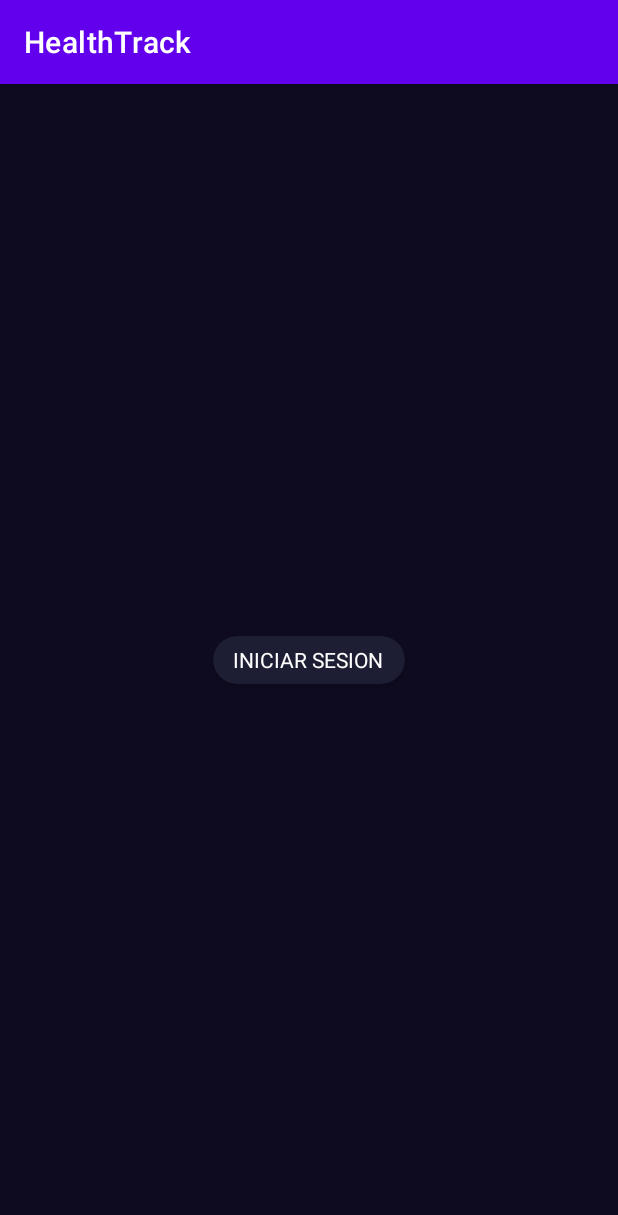
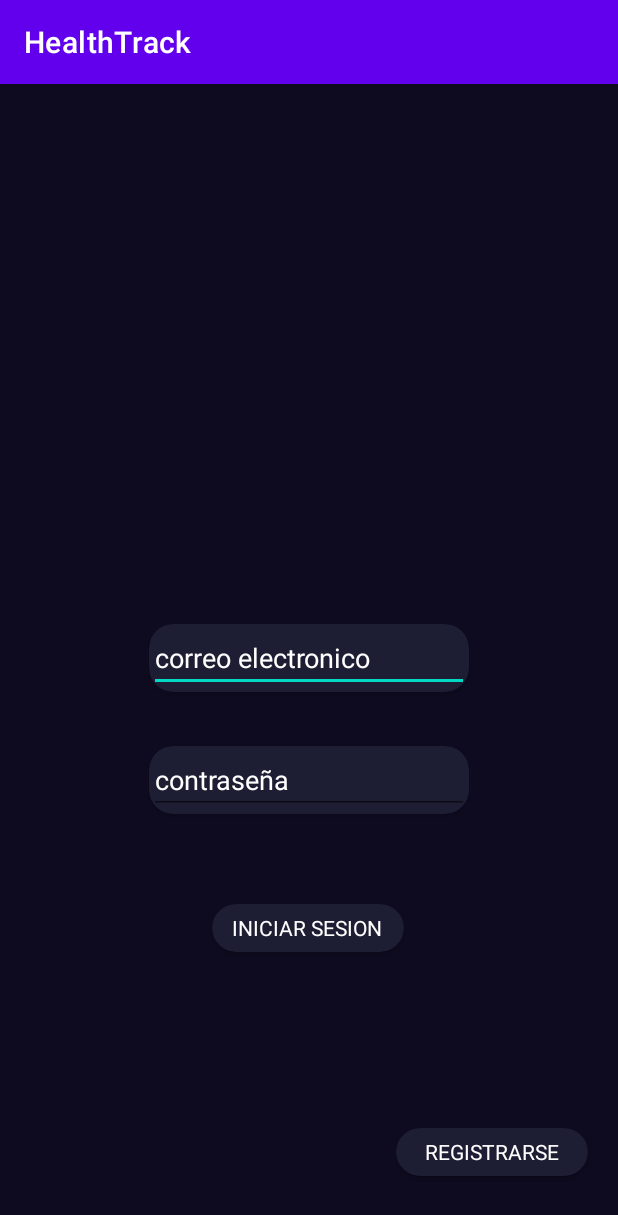
Before and after one commit to javier-manas/CUMN-HealthTrack, an Android app: the screen it shows after launch (MainActivity), on a phone screen of 412 x 824 dp. Shown: the top 1215 px of the screen. Run offline under Robolectric (Android 15) with nearby library versions, the phone set to English and light mode, and no system bars; our stand-ins replace Firebase (no records; nobody signed in at launch, a user with empty details on screens opened directly).

Commit message:
se incluye la feature de autenticacion y de inicio de sesion

```diff
--- a/app/build.gradle
+++ b/app/build.gradle
@@ -1,6 +1,7 @@
 plugins {
     id 'com.android.application'
     id 'org.jetbrains.kotlin.android'
+    id 'com.google.gms.google-services'
 }
 
 android {
@@ -39,7 +40,16 @@ dependencies {
     implementation 'com.google.android.material:material:1.8.0'
     implementation 'androidx.constraintlayout:constraintlayout:2.1.4'
     implementation 'androidx.preference:preference:1.2.0'
+    implementation 'com.google.firebase:firebase-analytics:20.1.2'
+    implementation 'com.google.firebase:firebase-common-ktx:20.3.2'
     testImplementation 'junit:junit:4.13.2'
     androidTestImplementation 'androidx.test.ext:junit:1.1.5'
     androidTestImplementation 'androidx.test.espresso:espresso-core:3.5.1'
+
+    //Import the BoM for teh Firebase platform
+    implementation platform('com.google.firebase:firebase-bom:31.2.3')
+
+    //Add the dependency for the Firebase Authentication library
+    //When using the BoM, you don´t specify versions in Firebase library dependencies
+    implementation 'com.google.firebase:firebase-auth'
 }
--- a/app/src/main/java/com/example/healthtrack/MainActivity.kt
+++ b/app/src/main/java/com/example/healthtrack/MainActivity.kt
@@ -3,13 +3,27 @@ package com.example.healthtrack
 import android.content.Intent
 import androidx.appcompat.app.AppCompatActivity
 import android.os.Bundle
+import android.widget.TextView
+import android.widget.Toast
 import androidx.cardview.widget.CardView
+import com.google.firebase.auth.FirebaseAuth
+
+import com.google.firebase.ktx.Firebase
+import com.google.firebase.ktx.app
+import com.google.firebase.ktx.initialize
+import com.google.firebase.ktx.options
 
 class MainActivity : AppCompatActivity() {
 
     private var usuario: String = "True"
 
+    private lateinit var firebaseAuth: FirebaseAuth
+    private lateinit var authStateListener: FirebaseAuth.AuthStateListener
+
     private lateinit var viewIniciarSesion: CardView
+    private lateinit var etEmailAddress: TextView
+    private lateinit var etPassword: TextView
+
 
     companion object{
         const val USARIO_KEY = "True"
@@ -20,16 +34,21 @@ class MainActivity : AppCompatActivity() {
         setContentView(R.layout.activity_main)
         initComponents()
         initListeners()
+
+
+
     }
 
     private fun initComponents() {
         viewIniciarSesion = findViewById(R.id.viewIniciarSesion)
-
+        etEmailAddress = findViewById(R.id.etEmailAddress)
+        etPassword = findViewById(R.id.etPassword)
+        firebaseAuth = FirebaseAuth.getInstance()
     }
 
     private fun initListeners() {
         viewIniciarSesion.setOnClickListener {
-            navigateToMenu(usuario)
+            signIn(etEmailAddress.text.toString(),etPassword.text.toString())
         }
 
     }
@@ -40,4 +59,20 @@ class MainActivity : AppCompatActivity() {
         startActivity(intent)
     }
 
+    private fun signIn(email: String, password: String){
+        firebaseAuth.signInWithEmailAndPassword(email, password)
+            .addOnCompleteListener (this)  { task ->
+                if (task.isSuccessful){
+                    val user = firebaseAuth.currentUser
+                    Toast.makeText(baseContext,"Usuario y contraseña correctos", Toast.LENGTH_SHORT).show()
+                    navigateToMenu(usuario)
+                }
+                else
+                {
+                    Toast.makeText(baseContext,"Usuario o contraseña no correcto", Toast.LENGTH_SHORT).show()
+                }
+            }
+    }
+
+
 }
--- a/app/src/main/res/layout/activity_main.xml
+++ b/app/src/main/res/layout/activity_main.xml
@@ -14,12 +14,13 @@
         android:layout_height="32dp"
 
 
+        android:layout_marginTop="60dp"
         app:cardBackgroundColor="@color/background_component"
         app:cardCornerRadius="16dp"
-        app:layout_constraintBottom_toBottomOf="parent"
         app:layout_constraintEnd_toEndOf="parent"
+        app:layout_constraintHorizontal_bias="0.498"
         app:layout_constraintStart_toStartOf="parent"
-        app:layout_constraintTop_toTopOf="parent">
+        app:layout_constraintTop_toBottomOf="@+id/viewContraseña">
 
         <androidx.appcompat.widget.LinearLayoutCompat
             android:layout_width="match_parent"
@@ -32,11 +33,89 @@
                 android:layout_width="wrap_content"
                 android:layout_height="wrap_content"
                 android:text="iniciar sesion"
-                android:textColor="@color/colorTexto"
-                android:textAllCaps="true" />
+                android:textAllCaps="true"
+                android:textColor="@color/colorTexto" />
 
         </androidx.appcompat.widget.LinearLayoutCompat>
 
     </androidx.cardview.widget.CardView>
 
+    <androidx.cardview.widget.CardView
+        android:id="@+id/viewCorreoElectronico"
+        android:layout_width="wrap_content"
+        android:layout_height="wrap_content"
+        android:layout_marginTop="360dp"
+        app:cardBackgroundColor="@color/background_component"
+        app:cardCornerRadius="16dp"
+        app:layout_constraintEnd_toEndOf="parent"
+        app:layout_constraintStart_toStartOf="parent"
+        app:layout_constraintTop_toTopOf="parent">
+
+        <EditText
+            android:id="@+id/etEmailAddress"
+            android:layout_width="wrap_content"
+            android:layout_height="wrap_content"
+            android:autofillHints=""
+            android:ems="10"
+            android:hint="correo electronico"
+            android:inputType="textEmailAddress"
+            android:textColor="@color/colorTexto"
+            android:textColorHint="@color/colorTexto" />
+    </androidx.cardview.widget.CardView>
+
+    <androidx.cardview.widget.CardView
+        android:id="@+id/viewContraseña"
+        android:layout_width="wrap_content"
+        android:layout_height="wrap_content"
+        android:layout_marginTop="36dp"
+        app:cardBackgroundColor="@color/background_component"
+        app:cardCornerRadius="16dp"
+        app:layout_constraintEnd_toEndOf="parent"
+        app:layout_constraintStart_toStartOf="parent"
+        app:layout_constraintTop_toBottomOf="@+id/viewCorreoElectronico">
+
+        <EditText
+            android:id="@+id/etPassword"
+            android:layout_width="wrap_content"
+            android:layout_height="wrap_content"
+            android:autofillHints=""
+            android:ems="10"
+            android:hint="contraseña"
+            android:inputType="textPassword"
+            android:textColor="@color/colorTexto"
+            android:textColorHint="@color/colorTexto" />
+
+    </androidx.cardview.widget.CardView>
+
+    <androidx.cardview.widget.CardView
+        android:id="@+id/viewRegistrarse"
+        android:layout_width="128dp"
+        android:layout_height="32dp"
+        app:cardBackgroundColor="@color/background_component"
+        app:cardCornerRadius="16dp"
+        app:layout_constraintEnd_toEndOf="parent"
+        app:layout_constraintHorizontal_bias="0.498"
+        app:layout_constraintBottom_toBottomOf="parent"
+        android:layout_marginBottom="40dp"
+        android:layout_marginEnd="20dp">
+
+        <androidx.appcompat.widget.LinearLayoutCompat
+            android:layout_width="match_parent"
+            android:layout_height="match_parent"
+            android:gravity="center"
+            android:orientation="vertical">
+
+
+            <TextView
+                android:layout_width="wrap_content"
+                android:layout_height="wrap_content"
+                android:text="Registrarse"
+                android:textAllCaps="true"
+                android:textColor="@color/colorTexto" />
+
+        </androidx.appcompat.widget.LinearLayoutCompat>
+
+    </androidx.cardview.widget.CardView>
+
+
 </androidx.constraintlayout.widget.ConstraintLayout>
--- a/build.gradle
+++ b/build.gradle
@@ -1,4 +1,8 @@
-// Top-level build file where you can add configuration options common to all sub-projects/modules.
+buildscript {
+    dependencies {
+        classpath 'com.google.gms:google-services:4.3.15'
+    }
+}// Top-level build file where you can add configuration options common to all sub-projects/modules.
 plugins {
     id 'com.android.application' version '7.4.1' apply false
     id 'com.android.library' version '7.4.1' apply false
```
Also changed, not shown: 1 other file.
